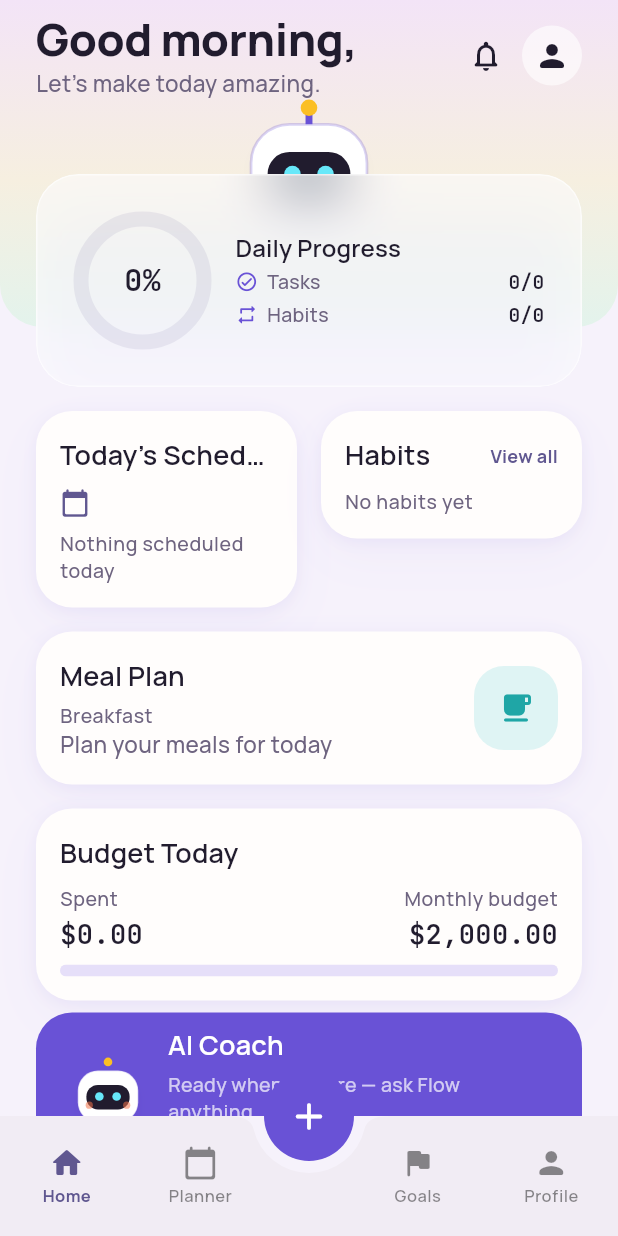
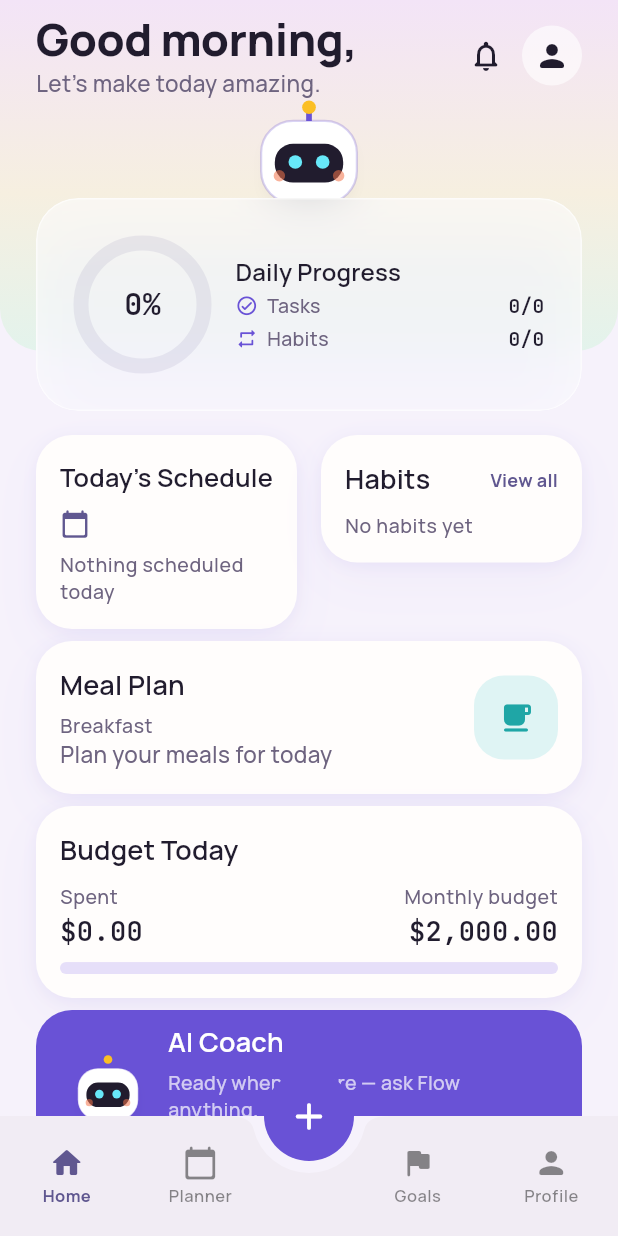
Before and after one commit to robyntjiesnathan-hash/lifeflowAI, a Flutter app: the HomeScreen screen opened by its route, on a phone screen of 412 x 824 dp. Run offline on Flutter 3.47's test engine with Material 3 defaults, Android fonts, the phone set to English and light mode, and no system bars; drawn by our look-alikes of flutter_animate; our stand-ins replace cached_network_image, cloud_firestore, firebase_auth, firebase_core, firebase_storage, fl_chart and 11 more; accounts and stored records are empty; generated files the repository leaves out were written again.

Commit message:
Show SectionHeader titles in full and fix mascot/card overlap on Home
SectionHeader previously ellipsized long titles ("Today's Sched...")
to stop them overflowing their card. Switched to Expanded + FittedBox
(scaleDown) instead, so the full title always renders on one line,
shrinking its font only as much as needed rather than truncating.

The hero's FlowMascot was overlapping the floating Daily Progress
card's top edge (a side effect of pulling the card up in the previous
fix to clear the row below it). Gave the mascot real separation by
growing the hero's bottom padding (56 -> 88) instead of fighting over
the same pixels via the card's position.

Also evened out the vertical gaps between the four cards below the
hero (Row/MealPlan/BudgetToday/AiCoach) to a uniform AppSpacing.sm —
previously inconsistent (lg/lg/sm), which read as the AI Coach card
being pinched against Budget Today. Uniform gaps plus the taller hero
meant re-verifying the AI Coach card still clears the docked FAB,
which it does after landing on sm rather than md.

```diff
--- a/lib/core/widgets/section_header.dart
+++ b/lib/core/widgets/section_header.dart
@@ -20,11 +20,13 @@ class SectionHeader extends StatelessWidget {
         mainAxisAlignment: MainAxisAlignment.spaceBetween,
         children: [
           Expanded(
-            child: Text(
-              title,
-              style: theme.textTheme.titleMedium,
-              maxLines: 1,
-              overflow: TextOverflow.ellipsis,
+            child: Align(
+              alignment: Alignment.centerLeft,
+              child: FittedBox(
+                fit: BoxFit.scaleDown,
+                alignment: Alignment.centerLeft,
+                child: Text(title, style: theme.textTheme.titleMedium, maxLines: 1),
+              ),
             ),
           ),
           if (actionLabel != null) ...[
--- a/lib/features/home/presentation/screens/home_screen.dart
+++ b/lib/features/home/presentation/screens/home_screen.dart
@@ -99,9 +99,7 @@ class HomeScreen extends ConsumerWidget {
               // hero's own box (see _HeroScene's `bottom: -40`); this 56px
               // gap clears that overflow with a visible 16px to spare, so
               // the next row doesn't land flush against the card's bottom
-              // edge. The gaps below are trimmed by 32px versus the original
-              // 24px spacer, so the AI Coach card still lands where it was
-              // already tuned to clear the docked FAB.
+              // edge.
               const SizedBox(height: 56),
               Padding(
                 padding: const EdgeInsets.fromLTRB(AppSpacing.lg, 0, AppSpacing.lg, 140),
@@ -115,9 +113,15 @@ class HomeScreen extends ConsumerWidget {
                         Expanded(child: _HabitsPreviewCard(habits: habits)),
                       ],
                     ),
-                    const SizedBox(height: AppSpacing.md),
+                    // Same gap (AppSpacing.sm) between every card in this
+                    // stack — including before the AI Coach card — so the
+                    // rhythm reads as consistent instead of the last gap
+                    // looking pinched relative to the others. Kept at sm
+                    // rather than md so the AI Coach card still clears the
+                    // docked FAB in the unscrolled viewport.
+                    const SizedBox(height: AppSpacing.sm),
                     _MealPlanCard(mealPlanAsync: mealPlanAsync, recipesAsync: recipesAsync),
-                    const SizedBox(height: AppSpacing.md),
+                    const SizedBox(height: AppSpacing.sm),
                     _BudgetTodayCard(summaryAsync: budgetSummaryAsync, currency: currency),
                     const SizedBox(height: AppSpacing.sm),
                     _AiCoachCard(
@@ -175,7 +179,7 @@ class _HeroScene extends StatelessWidget {
           borderRadius: const BorderRadius.vertical(bottom: Radius.circular(AppRadii.floating)),
           child: Container(
             width: double.infinity,
-            padding: const EdgeInsets.fromLTRB(AppSpacing.lg, AppSpacing.sm, AppSpacing.lg, 56),
+            padding: const EdgeInsets.fromLTRB(AppSpacing.lg, AppSpacing.sm, AppSpacing.lg, 88),
             decoration: BoxDecoration(gradient: AppGradients.homeSkyFor(theme.brightness)),
             child: Column(
               children: [
@@ -206,7 +210,11 @@ class _HeroScene extends StatelessWidget {
                   ],
                 ),
                 const SizedBox(height: AppSpacing.xs),
-                const FlowMascot(size: 92),
+                // Sized down from 92 and given extra room below (hero bottom
+                // padding 56 -> 88) so its bottom edge clears the floating
+                // Daily Progress card's top edge instead of getting cut into
+                // by the card's glass blur.
+                const FlowMascot(size: 76),
               ],
             ),
           ),
```
